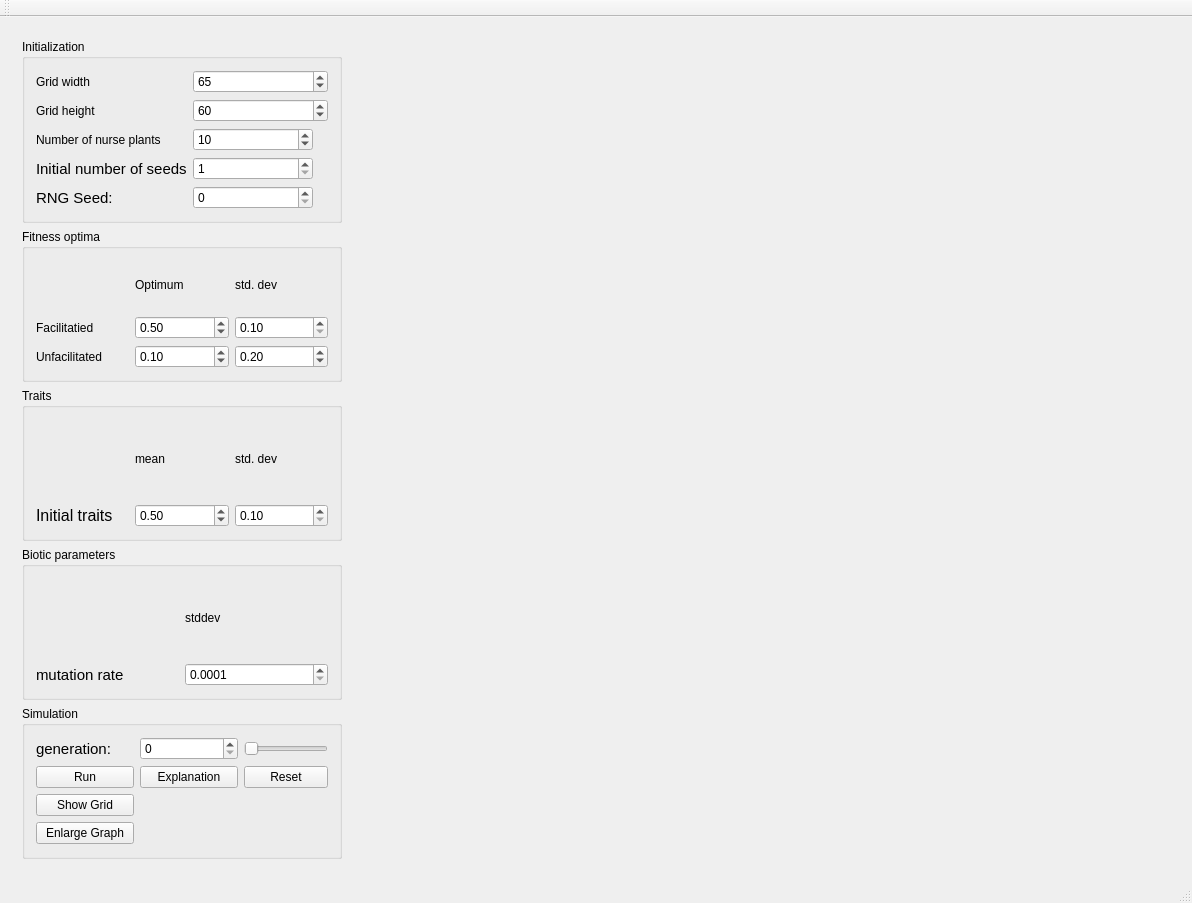
The window that mainwindow.ui (JeroenN/SpatialModel) describes before a commit, drawn with Qt 5.
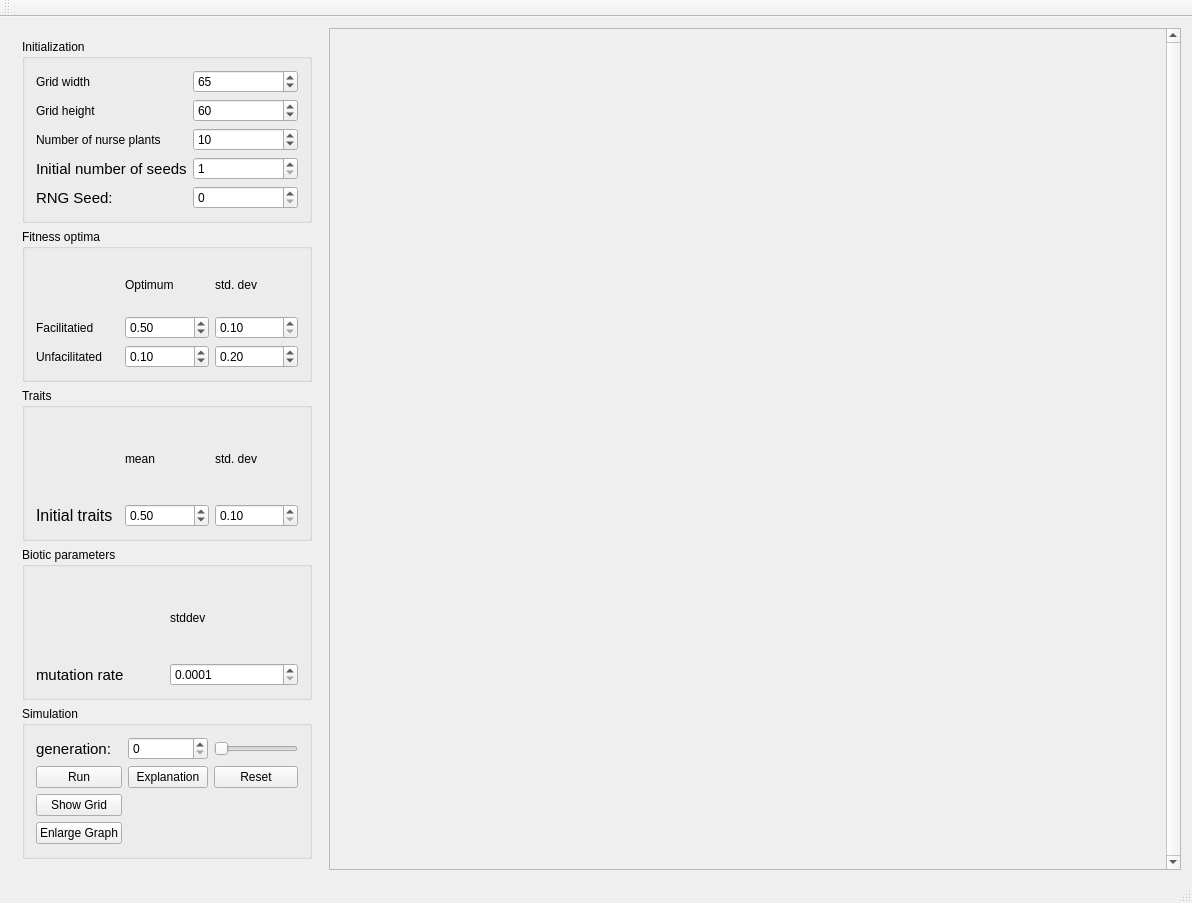
The same window after the commit.

The edit to the form file:
```diff
--- a/mainwindow.ui
+++ b/mainwindow.ui
@@ -440,40 +440,23 @@
      </widget>
     </item>
     <item>
-     <widget class="QWidget" name="results_widget" native="true">
-      <property name="sizePolicy">
-       <sizepolicy hsizetype="Minimum" vsizetype="Preferred">
-        <horstretch>0</horstretch>
-        <verstretch>0</verstretch>
-       </sizepolicy>
+     <widget class="QScrollArea" name="scrollArea">
+      <property name="verticalScrollBarPolicy">
+       <enum>Qt::ScrollBarAlwaysOn</enum>
       </property>
-      <layout class="QGridLayout" name="gridLayout">
-       <item row="1" column="0">
-        <widget class="QLabel" name="label_10">
-         <property name="sizePolicy">
-          <sizepolicy hsizetype="Minimum" vsizetype="Minimum">
-           <horstretch>0</horstretch>
-           <verstretch>0</verstretch>
-          </sizepolicy>
-         </property>
-         <property name="minimumSize">
-          <size>
-           <width>800</width>
-           <height>300</height>
-          </size>
-         </property>
-         <property name="maximumSize">
-          <size>
-           <width>800</width>
-           <height>300</height>
-          </size>
-         </property>
-         <property name="text">
-          <string/>
-         </property>
-        </widget>
-       </item>
-      </layout>
+      <property name="widgetResizable">
+       <bool>true</bool>
+      </property>
+      <widget class="QWidget" name="results">
+       <property name="geometry">
+        <rect>
+         <x>0</x>
+         <y>0</y>
+         <width>820</width>
+         <height>822</height>
+        </rect>
+       </property>
+      </widget>
      </widget>
     </item>
    </layout>
```
